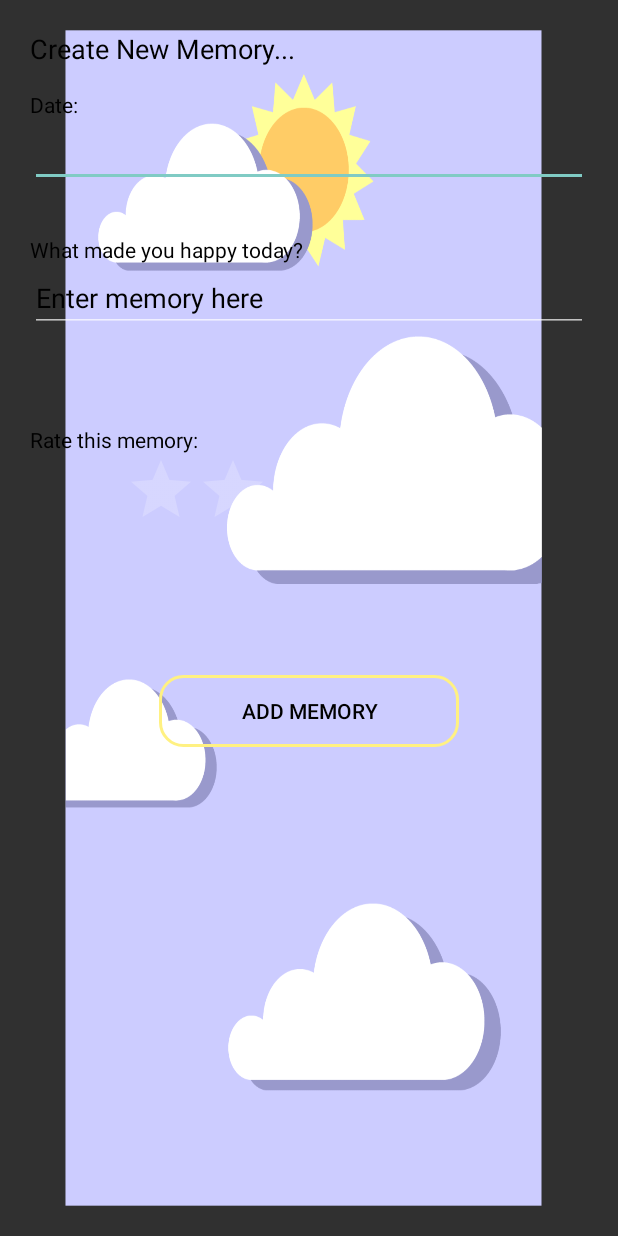
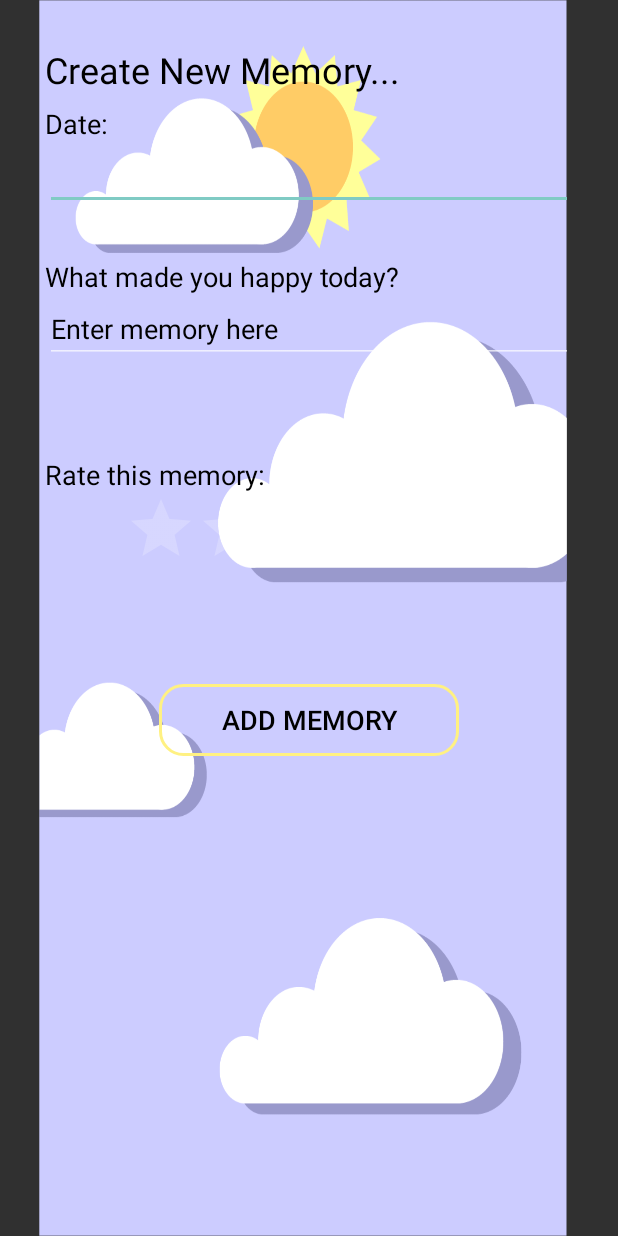
Before and after one commit to AngieLee1/Yesterdaze, an Android app: the CreateMemoryActivity screen opened directly, with no data from a screen before it, on a phone screen of 412 x 824 dp. Run offline under Robolectric (Android 15) with nearby library versions, the phone set to English and light mode, and no system bars; our stand-ins replace Firebase (no records; nobody signed in at launch, a user with empty details on screens opened directly).

Commit message:
styled some more

```diff
--- a/app/src/main/java/hackathon/yesterdaze/CreateMemoryActivity.java
+++ b/app/src/main/java/hackathon/yesterdaze/CreateMemoryActivity.java
@@ -99,7 +99,7 @@ public class CreateMemoryActivity extends AppCompatActivity {
      */
     public void showSuccessMsg() {
         Context context = getApplicationContext();
-        CharSequence text = "Successfully recorded memory! :)";
+        CharSequence text = "Successfully recorded! :)";
         int duration = Toast.LENGTH_SHORT;
 
         Toast toast = Toast.makeText(context, text, duration);
--- a/app/src/main/res/layout/create_memory_page.xml
+++ b/app/src/main/res/layout/create_memory_page.xml
@@ -2,26 +2,28 @@
 <LinearLayout xmlns:android="http://schemas.android.com/apk/res/android"
     android:orientation="vertical" android:layout_width="match_parent"
     android:layout_height="match_parent"
-    android:layout_marginTop="20sp"
-    android:layout_marginBottom="20sp"
-    android:layout_marginLeft="20sp"
-    android:layout_marginRight="20sp"
     android:background="@drawable/background">
 
     <TextView
         android:id="@+id/textView2"
         android:layout_width="match_parent"
         android:layout_height="40dp"
+        android:layout_marginLeft="30sp"
+        android:layout_marginRight="30sp"
+        android:layout_marginTop="30sp"
         android:text="Create New Memory..."
+        android:textAppearance="@android:style/TextAppearance.Medium"
         android:textColor="#000000"
-        android:textAppearance="@android:style/TextAppearance.Medium" />
+        android:textSize="24sp" />
 
     <TextView
         android:id="@+id/textView3"
         android:layout_width="match_parent"
         android:layout_height="wrap_content"
+        android:layout_marginLeft="30sp"
+        android:text="Date:"
         android:textColor="#000000"
-        android:text="Date:" />
+        android:textSize="18sp" />
 
     <EditText
         android:id="@+id/memoryDate"
@@ -29,6 +31,8 @@
         android:layout_height="wrap_content"
         android:ems="10"
         android:textColor="#000000"
+        android:layout_marginLeft="30sp"
+        android:layout_marginRight="30sp"
         android:inputType="date" />
 
     <Space
@@ -39,8 +43,11 @@
         android:id="@+id/textView4"
         android:layout_width="match_parent"
         android:layout_height="wrap_content"
+        android:layout_marginLeft="30sp"
+        android:layout_marginRight="30sp"
+        android:text="What made you happy today? "
         android:textColor="#000000"
-        android:text="What made you happy today? " />
+        android:textSize="18sp" />
 
     <EditText
         android:id="@+id/memoryText"
@@ -49,6 +56,8 @@
         android:ems="10"
         android:inputType="textPersonName"
         android:textColor="#000000"
+        android:layout_marginLeft="30sp"
+        android:layout_marginRight="30sp"
         android:text="Enter memory here" />
 
     <Space
@@ -59,8 +68,11 @@
         android:id="@+id/textView5"
         android:layout_width="match_parent"
         android:layout_height="wrap_content"
+        android:layout_marginLeft="30sp"
+        android:layout_marginRight="30sp"
+        android:text="Rate this memory:"
         android:textColor="#000000"
-        android:text="Rate this memory:" />
+        android:textSize="18sp" />
 
     <RatingBar
         android:id="@+id/memoryRating"
@@ -71,15 +83,16 @@
 
     <Space
         android:layout_width="match_parent"
-        android:layout_height="90dp" />
+        android:layout_height="70dp" />
 
     <Button
         android:id="@+id/addButton"
         android:layout_width="200sp"
         android:layout_height="wrap_content"
+        android:layout_gravity="center"
+        android:background="@drawable/shape"
         android:text="Add Memory"
         android:textColor="#000000"
-        android:background="@drawable/shape"
-        android:layout_gravity="center"/>
+        android:textSize="18sp" />
 
 </LinearLayout>
--- a/app/src/main/res/layout/welcome_page.xml
+++ b/app/src/main/res/layout/welcome_page.xml
@@ -4,7 +4,7 @@
     android:layout_width="fill_parent"
     android:layout_height="fill_parent"
     android:gravity="center"
-    android:background="@drawable/background">
+    android:background="@drawable/background2">
 
     <TextView
         android:id="@+id/nameTextView"
```
